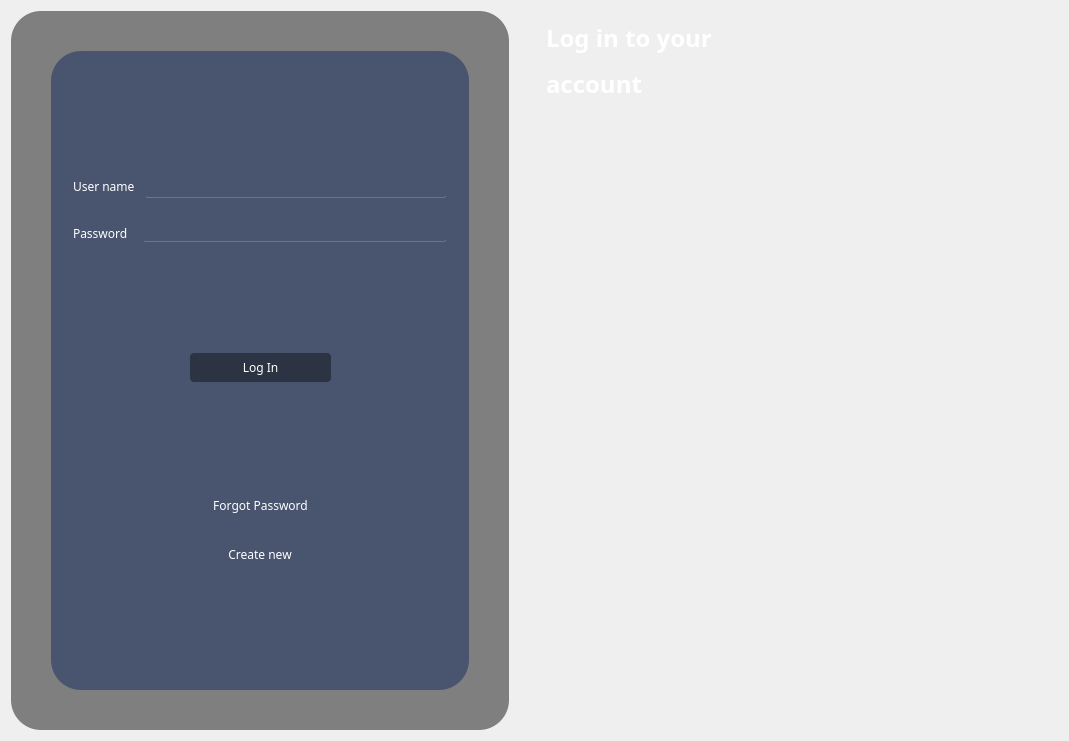
Qt form loginwindow.ui (v4sud3v/MINI-PROJECT) before a commit.
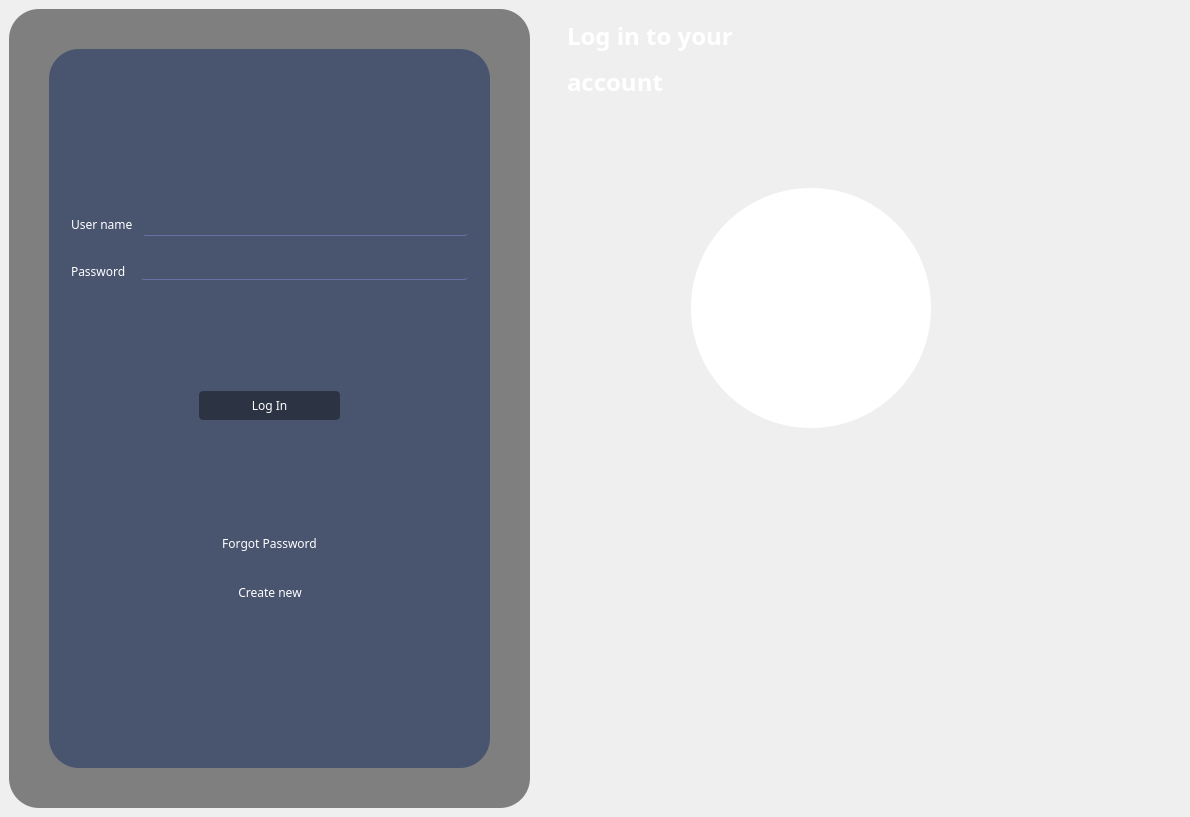
The same form after that commit. Icons and pictures are not drawn.

```diff
--- a/loginwindow.ui
+++ b/loginwindow.ui
@@ -1,25 +1,19 @@
 <?xml version="1.0" encoding="UTF-8"?>
 <ui version="4.0">
- <class>Dialog</class>
- <widget class="QDialog" name="Dialog">
+ <class>MainWindow</class>
+ <widget class="QMainWindow" name="MainWindow">
   <property name="geometry">
    <rect>
     <x>0</x>
     <y>0</y>
-    <width>1069</width>
-    <height>741</height>
+    <width>1190</width>
+    <height>817</height>
    </rect>
   </property>
   <property name="minimumSize">
    <size>
-    <width>1069</width>
-    <height>739</height>
-   </size>
-  </property>
-  <property name="maximumSize">
-   <size>
-    <width>1069</width>
-    <height>784</height>
+    <width>0</width>
+    <height>817</height>
    </size>
   </property>
   <property name="windowTitle">
@@ -32,7 +26,8 @@
 	border-image: url(:/images/images/alexander-grey-eRqhocTrSdU-unsplash.jpg);
 }</string>
   </property>
-  <layout class="QVBoxLayout" name="verticalLayout_4">
+  <widget class="QWidget" name="centralwidget">
+   <layout class="QHBoxLayout" name="horizontalLayout_3">
    <item>
     <layout class="QHBoxLayout" name="horizontalLayout">
      <property name="spacing">
@@ -428,6 +423,9 @@
           <string notr="true"/>
          </property>
          <layout class="QVBoxLayout" name="verticalLayout_5">
+           <property name="topMargin">
+            <number>31</number>
+           </property>
           <item>
            <layout class="QHBoxLayout" name="horizontalLayout_2">
             <property name="spacing">
@@ -436,7 +434,10 @@
             <property name="leftMargin">
              <number>128</number>
             </property>
-            <item>
+             <property name="topMargin">
+              <number>24</number>
+             </property>
+             <item alignment="Qt::AlignBottom">
              <widget class="QFrame" name="frame">
               <property name="minimumSize">
                <size>
@@ -445,8 +446,9 @@
                </size>
               </property>
               <property name="styleSheet">
-               <string notr="true">border-image: url(:/images/images/download.jpeg);
-border-radius:120px;</string>
+                <string notr="true">background-color:rgb(255, 255, 255);
+border-radius:120px;
+border-image: url(:/images/images/iconimage-removebg-preview.png);</string>
               </property>
               <property name="frameShape">
                <enum>QFrame::StyledPanel</enum>
@@ -499,6 +501,7 @@
    </item>
   </layout>
  </widget>
+ </widget>
  <resources>
   <include location="imageresources.qrc"/>
   <include location="resources.qrc"/>
```
Left out of the diff: 10 changed lines with no effect on the pictures. Lines whose indentation alone changed are shown as unchanged.
